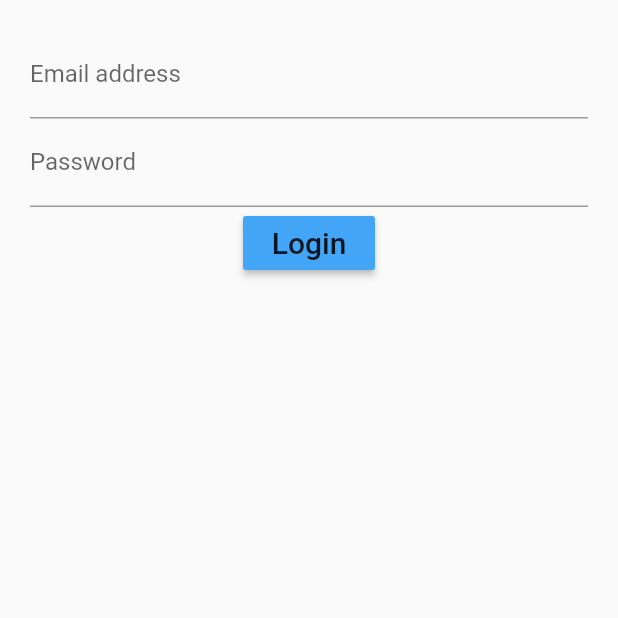
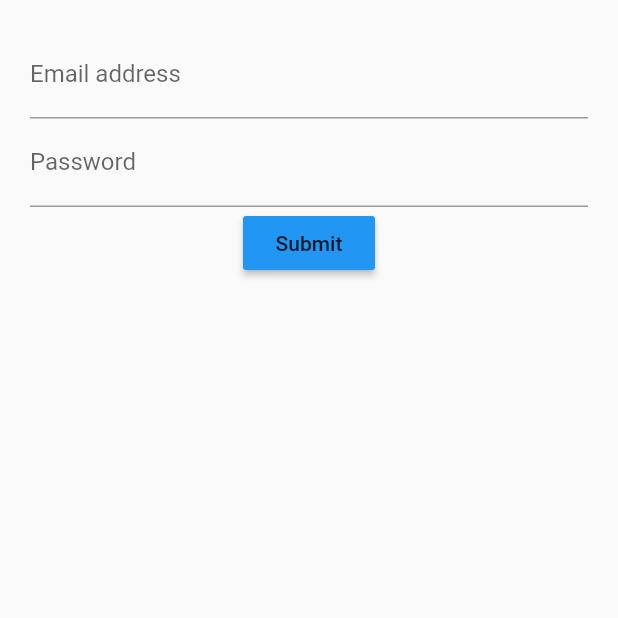
Before and after one commit to makadown/flutter_login_stateful, a Flutter app: the screen it shows after launch, on a phone screen of 412 x 824 dp, the top half of it. Run offline on Flutter 3.47's test engine with Material 2 defaults, Android fonts, the phone set to English and light mode, and no system bars.

Commit message:
Dando formato a formuario (keyboarType y obscureText)

```diff
--- a/lib/src/screens/login_screen.dart
+++ b/lib/src/screens/login_screen.dart
@@ -12,7 +12,11 @@ class LoginScreenState extends State<LoginScreen> {
       margin: EdgeInsets.all(20.0),
       child: Form(
         child: Column(
-          children: [emailField(), passwordField(), submitButton()],
+          children: [
+            emailField(),
+            passwordField(),
+            submitButton(),
+          ],
         ),
       ),
     );
@@ -20,6 +24,7 @@ class LoginScreenState extends State<LoginScreen> {
 
   Widget emailField() {
     return TextFormField(
+      keyboardType: TextInputType.emailAddress,
       decoration: InputDecoration(
         labelText: 'Email address',
         hintText: 'Ej. you@example.com',
@@ -29,6 +34,7 @@ class LoginScreenState extends State<LoginScreen> {
 
   Widget passwordField() {
     return TextFormField(
+      obscureText: true,
       decoration: InputDecoration(
         labelText: 'Password',
         hintText: 'Escribe tu password...',
@@ -38,12 +44,9 @@ class LoginScreenState extends State<LoginScreen> {
 
   Widget submitButton() {
     return RaisedButton(
-      color: Color(0xFF42A5F5),
+      color: Colors.blue,
       onPressed: () {},
-      child: const Text(
-        'Login',
-        style: TextStyle(fontSize: 20),
-      ),
+      child: Text('Submit'),
     );
   }
 }
```
